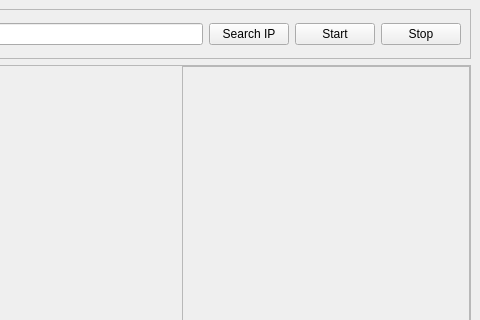
Old version of the form viewer.ui in the repository sue9010/IPCamera; both pictures show x 477 to 957 and y 0 to 320 of the 957 by 567 pixel window.
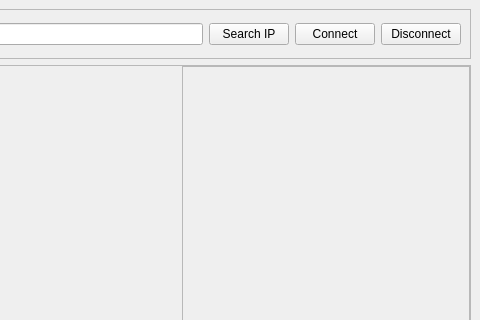
New version of the form.

Patch:
```diff
--- a/viewer.ui
+++ b/viewer.ui
@@ -68,14 +68,14 @@
        <item>
         <widget class="QPushButton" name="start_button">
          <property name="text">
-          <string>Start</string>
+          <string>Connect</string>
          </property>
         </widget>
        </item>
        <item>
         <widget class="QPushButton" name="stop_button">
          <property name="text">
-          <string>Stop</string>
+          <string>Disconnect</string>
          </property>
         </widget>
        </item>
```
